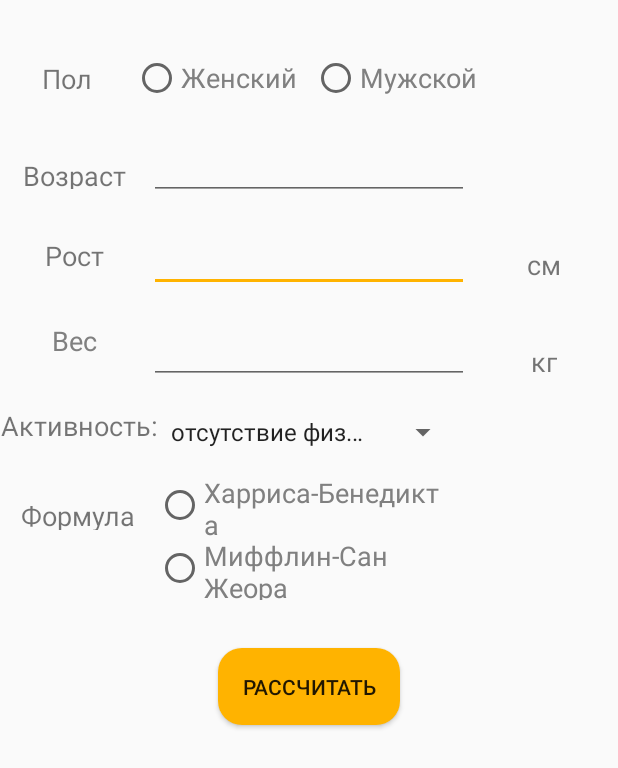
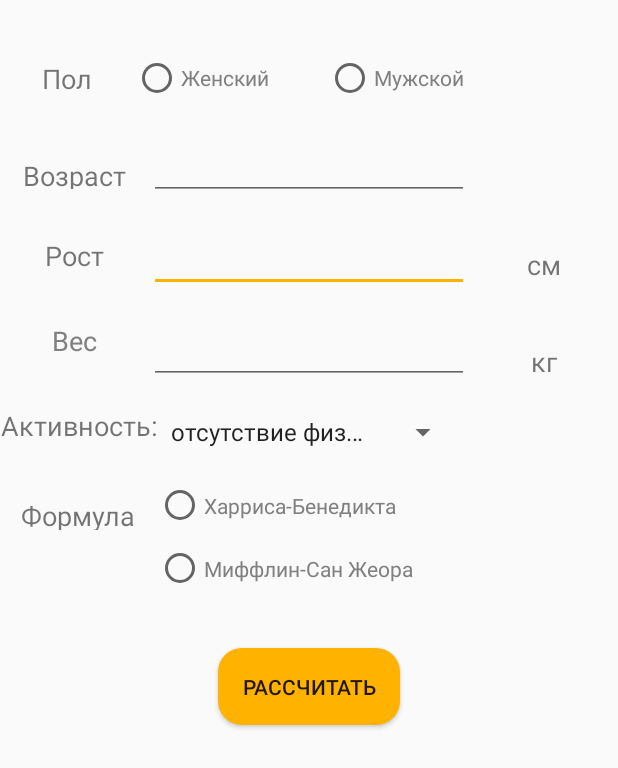
Before and after one commit to alina-saetova/WeightControl, an Android app: the layout rsk_fragment.xml on its own in the app's theme, with its tools: preview values and no code run, on a phone screen of 412 x 824 dp. Shown: the top 768 px of the screen. Run offline under Robolectric (Android 15) with nearby library versions, the phone set to English and light mode, and no system bars.

Commit message:
change textSize

```diff
--- a/app/src/main/res/layout/fragment_ideal_weight.xml
+++ b/app/src/main/res/layout/fragment_ideal_weight.xml
@@ -108,7 +108,7 @@
             android:layout_weight="1"
             android:text="По Devine"
             android:textColor="@color/colorText1"
-            android:textSize="16sp" />
+            android:textSize="14sp" />
 
         <RadioButton
             android:id="@+id/Robinson"
@@ -117,7 +117,7 @@
             android:layout_weight="1"
             android:text="По Robinson"
             android:textColor="@color/colorText1"
-            android:textSize="16sp" />
+            android:textSize="14sp" />
     </RadioGroup>
 
     <Button
--- a/app/src/main/res/layout/rsk_fragment.xml
+++ b/app/src/main/res/layout/rsk_fragment.xml
@@ -168,7 +168,7 @@
             android:layout_weight="1"
             android:text="@string/fem"
             android:textColor="@color/colorText1"
-            android:textSize="18sp" />
+            android:textSize="14sp" />
 
         <RadioButton
             android:id="@+id/rb_male"
@@ -177,7 +177,7 @@
             android:layout_weight="1"
             android:text="@string/male"
             android:textColor="@color/colorText1"
-            android:textSize="18sp" />
+            android:textSize="14sp" />
     </RadioGroup>
 
     <RadioGroup
@@ -198,7 +198,7 @@
             android:layout_weight="1"
             android:text="@string/harris"
             android:textColor="@color/colorText1"
-            android:textSize="18sp" />
+            android:textSize="14sp" />
 
         <RadioButton
             android:id="@+id/rb_mifflin"
@@ -207,7 +207,7 @@
             android:layout_weight="1"
             android:text="@string/mifflin"
             android:textColor="@color/colorText1"
-            android:textSize="18sp" />
+            android:textSize="14sp" />
     </RadioGroup>
 
     <TextView
```
